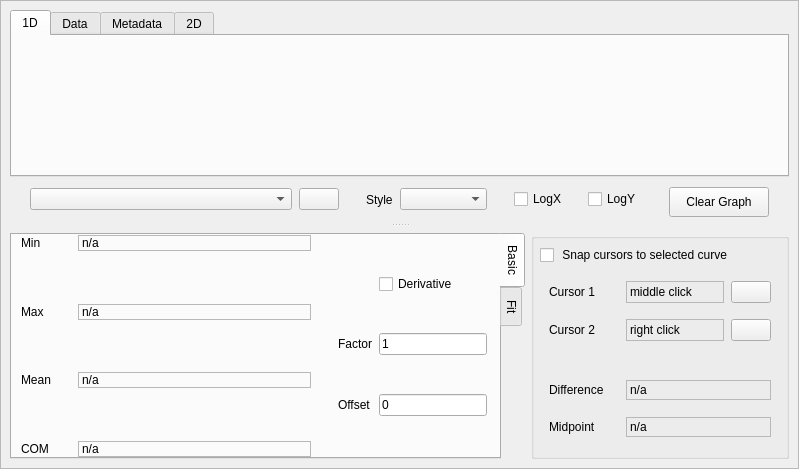
First picture: the form in src/mdaviz/resources/mda_file_viz.ui, repository BCDA-APS/mdaviz, before the edit.
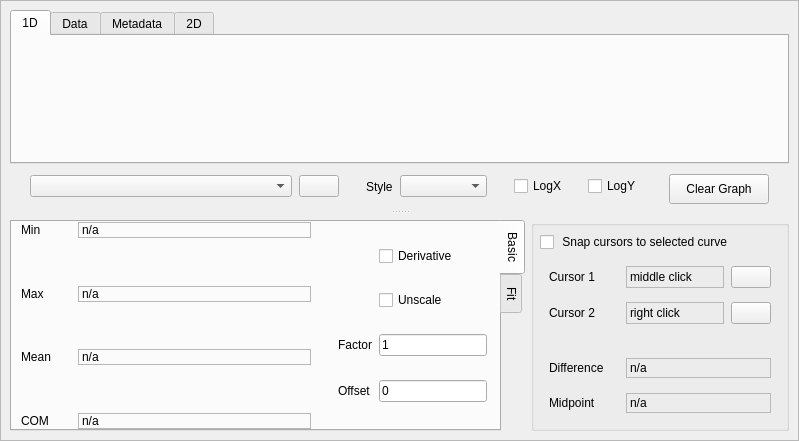
Second picture: the form after the edit. Icons and pictures are not drawn.

Commit message: UI: add unscale check box to mda_file_viz.ui

What changed in the file:
```diff
--- a/src/mdaviz/resources/mda_file_viz.ui
+++ b/src/mdaviz/resources/mda_file_viz.ui
@@ -7,7 +7,7 @@
     <x>0</x>
     <y>0</y>
     <width>799</width>
-    <height>469</height>
+    <height>441</height>
    </rect>
   </property>
   <property name="windowTitle">
@@ -46,7 +46,7 @@
         <x>0</x>
         <y>0</y>
         <width>797</width>
-        <height>467</height>
+        <height>439</height>
        </rect>
       </property>
       <layout class="QHBoxLayout" name="horizontalLayout_2">
@@ -503,23 +503,7 @@
                      <property name="verticalSpacing">
                       <number>0</number>
                      </property>
-                     <item row="1" column="0">
-                      <widget class="QLabel" name="factor_label">
-                       <property name="maximumSize">
-                        <size>
-                         <width>70</width>
-                         <height>16777215</height>
-                        </size>
-                       </property>
-                       <property name="toolTip">
-                        <string>Enter a number to scale the y-values of the selected curve</string>
-                       </property>
-                       <property name="text">
-                        <string>Factor</string>
-                       </property>
-                      </widget>
-                     </item>
-                     <item row="2" column="0">
+                     <item row="3" column="0">
                       <widget class="QLabel" name="offset_label">
                        <property name="toolTip">
                         <string>Enter a number to offset the y-values of the selected curve</string>
@@ -529,7 +513,14 @@
                        </property>
                       </widget>
                      </item>
-                     <item row="1" column="2">
+                     <item row="0" column="2">
+                      <widget class="QCheckBox" name="derivativeCheckBox">
+                       <property name="text">
+                        <string>Derivative</string>
+                       </property>
+                      </widget>
+                     </item>
+                     <item row="2" column="2">
                       <widget class="QLineEdit" name="factor_value">
                        <property name="toolTip">
                         <string>offset + (factor *y)</string>
@@ -539,7 +530,23 @@
                        </property>
                       </widget>
                      </item>
-                     <item row="2" column="2">
+                     <item row="2" column="0">
+                      <widget class="QLabel" name="factor_label">
+                       <property name="maximumSize">
+                        <size>
+                         <width>70</width>
+                         <height>16777215</height>
+                        </size>
+                       </property>
+                       <property name="toolTip">
+                        <string>Enter a number to scale the y-values of the selected curve</string>
+                       </property>
+                       <property name="text">
+                        <string>Factor</string>
+                       </property>
+                      </widget>
+                     </item>
+                     <item row="3" column="2">
                       <widget class="QLineEdit" name="offset_value">
                        <property name="toolTip">
                         <string>offset + (factor *y)</string>
@@ -549,10 +556,10 @@
                        </property>
                       </widget>
                      </item>
-                     <item row="0" column="2">
-                      <widget class="QCheckBox" name="derivativeCheckBox">
+                     <item row="1" column="2">
+                      <widget class="QCheckBox" name="unscaleCheckBox">
                        <property name="text">
-                        <string>Derivative</string>
+                        <string>Unscale</string>
                        </property>
                       </widget>
                      </item>
```
Left out of the diff: 4 changed lines with no effect on the pictures.
